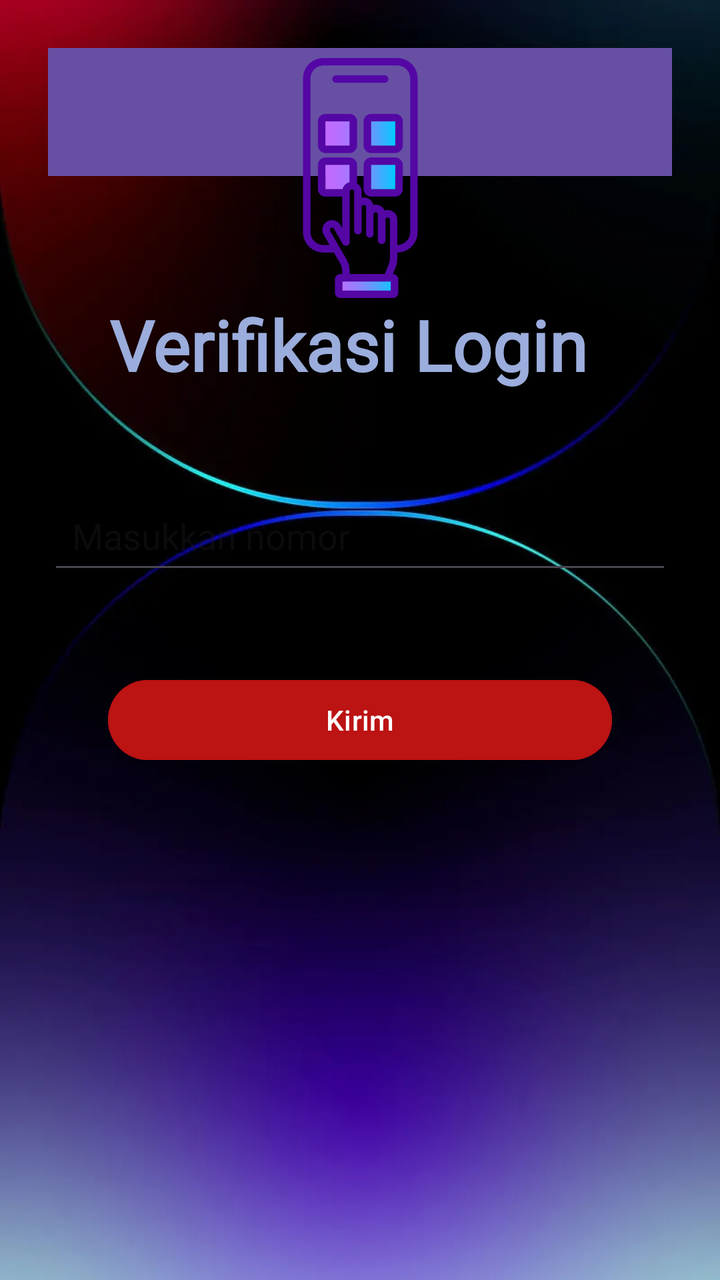
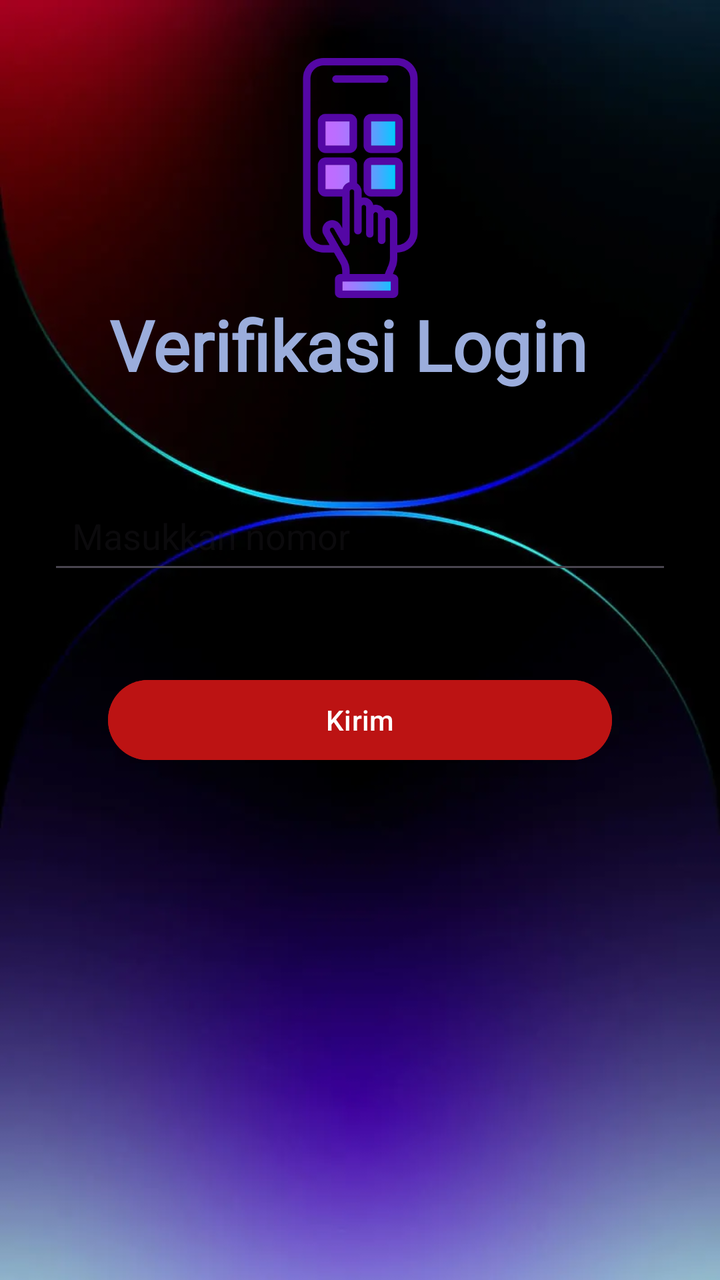

Before-and-after screenshots of an Android layout around one commit, followed by the original layout XML and the change that was made.
<!-- AndroidManifest.xml: application theme Theme.NabeeyAps -->
<!-- res/layout/activity_third.xml -->
<?xml version="1.0" encoding="utf-8"?>
<androidx.constraintlayout.widget.ConstraintLayout xmlns:android="http://schemas.android.com/apk/res/android"
    xmlns:app="http://schemas.android.com/apk/res-auto"
    xmlns:tools="http://schemas.android.com/tools"
    android:layout_width="match_parent"
    android:layout_height="match_parent"
    android:gravity="center"
    android:orientation="vertical"
    android:background="@drawable/bg"
    android:padding="24dp">

    <androidx.appcompat.widget.Toolbar
        android:id="@+id/toolbar"
        android:layout_width="match_parent"
        android:layout_height="?attr/actionBarSize"
        android:background="?attr/colorPrimary"
        android:theme="@style/ThemeOverlay.AppCompat.Dark.ActionBar" />

    <EditText
        android:id="@+id/inputNoTujuan"
        android:layout_width="match_parent"
        android:layout_height="wrap_content"
        android:layout_marginBottom="44dp"
        android:hint="Masukkan nomor"
        android:textColor="@color/white"
        android:inputType="phone"
        android:padding="12dp"
        app:layout_constraintBottom_toTopOf="@+id/btnKirim"
        app:layout_constraintEnd_toEndOf="parent"
        app:layout_constraintHorizontal_bias="0.0"
        app:layout_constraintStart_toStartOf="parent" />

    <Button
        android:id="@+id/btnKirim"
        android:layout_width="match_parent"
        android:layout_height="wrap_content"
        android:layout_marginHorizontal="30dp"
        android:layout_marginBottom="232dp"
        android:backgroundTint="@color/btn"
        android:paddingLeft="24dp"
        android:paddingRight="24dp"
        android:text="Kirim"
        app:layout_constraintBottom_toBottomOf="parent"
        app:layout_constraintEnd_toEndOf="parent"
        app:layout_constraintStart_toStartOf="parent" />

    <ImageView
        android:id="@+id/imageView3"
        android:layout_width="169dp"
        android:layout_height="120dp"
        app:layout_constraintBottom_toTopOf="@+id/textView"
        app:layout_constraintEnd_toEndOf="parent"
        app:layout_constraintStart_toStartOf="parent"
        app:layout_constraintTop_toTopOf="parent"
        app:layout_constraintVertical_bias="1.0"
        app:srcCompat="@drawable/handphone" />

    <TextView
        android:id="@+id/textView"
        android:layout_width="wrap_content"
        android:layout_height="wrap_content"
        android:layout_marginBottom="48dp"
        android:fontFamily="@font/resolid_serif"
        android:text="@string/judul"
        android:textColor="#9BADDC"
        android:textSize="35dp"
        android:textStyle="bold"
        app:layout_constraintBottom_toTopOf="@+id/inputNoTujuan"
        app:layout_constraintEnd_toEndOf="parent"
        app:layout_constraintHorizontal_bias="0.422"
        app:layout_constraintStart_toStartOf="parent" />

</androidx.constraintlayout.widget.ConstraintLayout>
<!-- resources referenced by this layout -->
<resources>
  <color name="btn">#BC1313</color>
  <color name="white">#FFFFFFFF</color>
  <!-- drawable bg: png bitmap (drawable, 251236 bytes) -->
  <!-- drawable handphone: png bitmap (drawable, 15790 bytes) -->
  <string name="judul">Verifikasi Login </string>
  <style name="Theme.NabeeyAps" parent="Base.Theme.NabeeyAps" />
  <style name="Base.Theme.NabeeyAps" parent="Theme.Material3.DayNight.NoActionBar">
          
          
      </style>
</resources>

<!-- the commit's change to res/layout/activity_third.xml (unified diff, before → after) -->
@@ -8,13 +8,6 @@
     android:orientation="vertical"
     android:background="@drawable/bg"
     android:padding="24dp">
-
-    <androidx.appcompat.widget.Toolbar
-        android:id="@+id/toolbar"
-        android:layout_width="match_parent"
-        android:layout_height="?attr/actionBarSize"
-        android:background="?attr/colorPrimary"
-        android:theme="@style/ThemeOverlay.AppCompat.Dark.ActionBar" />
 
     <EditText
         android:id="@+id/inputNoTujuan"
